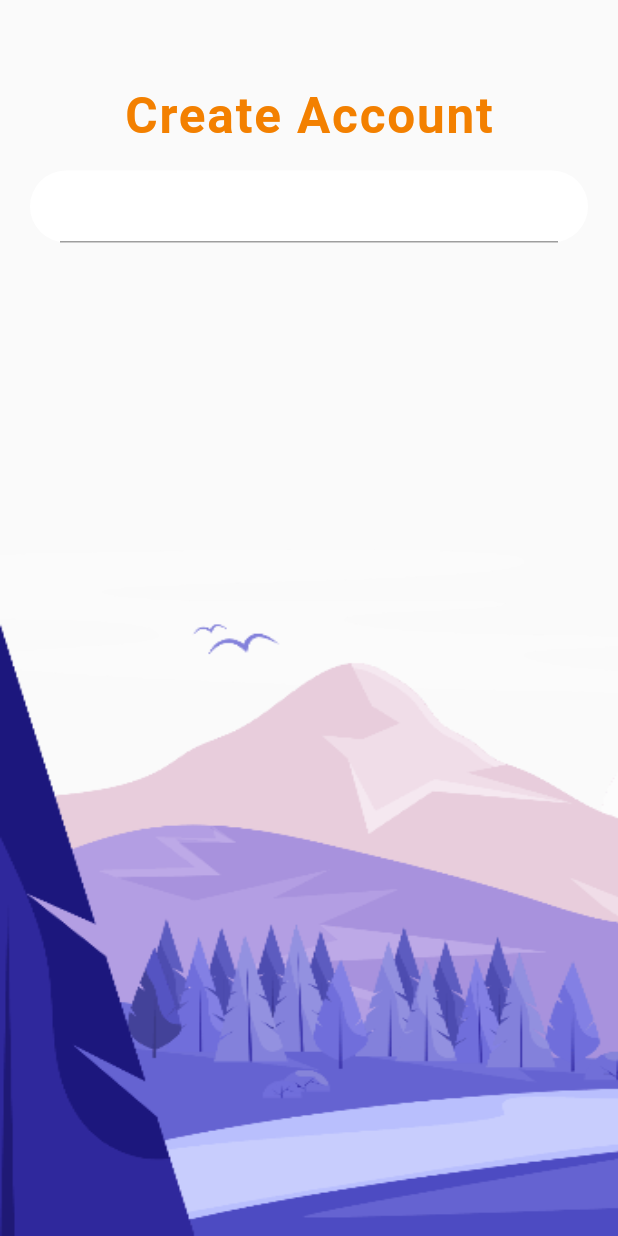
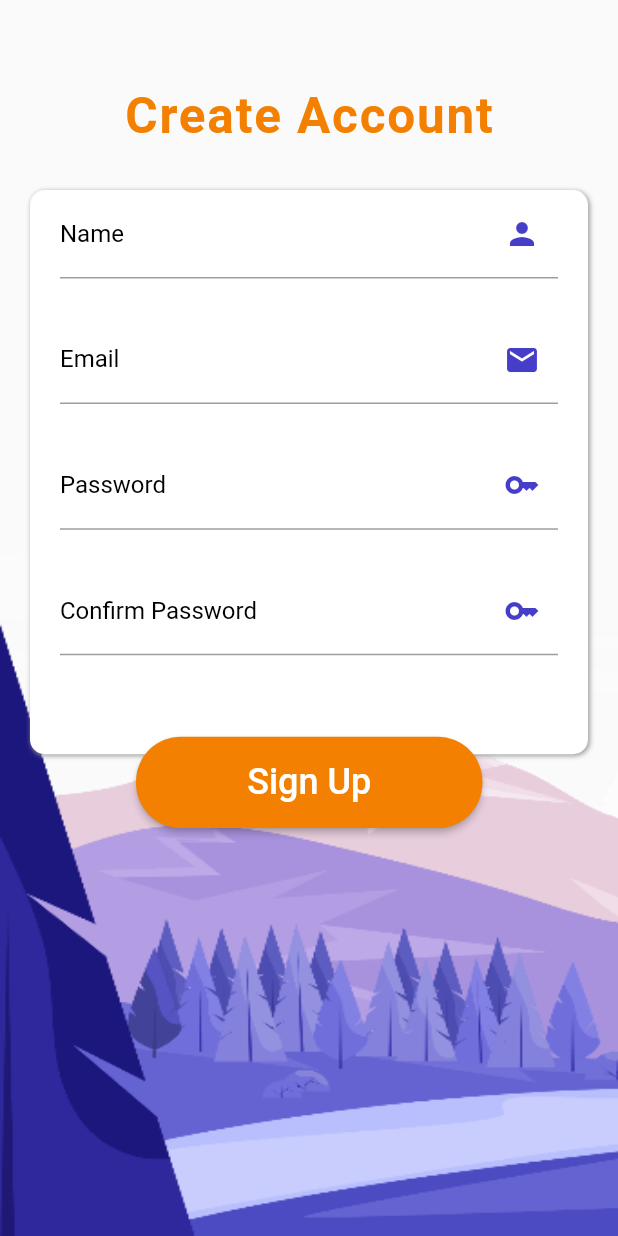
Before and after one commit to Wenster007/DreamTours-Travel-App, a Flutter app: the SignUpScreen screen opened directly, on a phone screen of 412 x 824 dp. Run offline on Flutter 3.47's test engine with Material 2 defaults, Android fonts, the light colour scheme and no system bars; our stand-ins replace google_fonts, shared_preferences; accounts and stored records are empty.

Commit message:
created the signup screen just have to add responsiveness to the signup button.

```diff
--- a/lib/main.dart
+++ b/lib/main.dart
@@ -1,3 +1,4 @@
+import 'package:dreamtour/screens/signup_screen.dart';
 import 'package:dreamtour/screens/splace_screen.dart';
 import 'package:dreamtour/screens/welcome_screen.dart';
 import 'package:flutter/material.dart';
@@ -33,7 +34,7 @@ class MyApp extends StatelessWidget {
           if (hasSeen) {
             return const MaterialApp(
               debugShowCheckedModeBanner: false,
-              home: SplaceScreen(),
+              home: SignUpScreen(),
             );
           } else {
             return const MaterialApp(
--- a/lib/screens/signup_screen.dart
+++ b/lib/screens/signup_screen.dart
@@ -1,3 +1,4 @@
+import 'package:dreamtour/widgets/signup_text_form_field.dart';
 import 'package:flutter/material.dart';
 
 class SignUpScreen extends StatelessWidget {
@@ -9,6 +10,7 @@ class SignUpScreen extends StatelessWidget {
     final double width = MediaQuery.of(context).size.width;
 
     return Scaffold(
+      resizeToAvoidBottomInset: false,
       body: SafeArea(
         child: Stack(
           children: [
@@ -37,24 +39,78 @@ class SignUpScreen extends StatelessWidget {
                     ),
                   ),
                   const SizedBox(
-                    height: 17,
+                    height: 30,
                   ),
                   Padding(
                     padding: const EdgeInsets.symmetric(horizontal: 20),
                     child: Container(
                       decoration: BoxDecoration(
-                        borderRadius: BorderRadius.circular(30),
-                        color: const Color(0xFFFFFFFF),
-                      ),
+                          borderRadius: BorderRadius.circular(10),
+                          color: const Color(0xFFFFFFFF),
+                          boxShadow: const [
+                            BoxShadow(
+                                color: Colors.grey,
+                                offset: Offset(1, 1),
+                                blurRadius: 2),
+                          ]),
                       padding: const EdgeInsets.symmetric(horizontal: 20),
                       child: Form(
-                        child: TextFormField(),
+                        child: Column(
+                          children: [
+                            const SignUpTextFormField(
+                                title: "Name", icon: Icons.person),
+                            SizedBox(
+                              height: height * 0.03,
+                            ),
+                            const SignUpTextFormField(
+                                title: "Email", icon: Icons.email),
+                            SizedBox(
+                              height: height * 0.03,
+                            ),
+                            const SignUpTextFormField(
+                                title: "Password", icon: Icons.key),
+                            SizedBox(
+                              height: height * 0.03,
+                            ),
+                            const SignUpTextFormField(
+                                title: "Confirm Password", icon: Icons.key),
+                            SizedBox(
+                              height: height * 0.08,
+                            ),
+                            const Align(alignment: Alignment(-1,-1),
+
+                            )
+                          ],
+                        ),
                       ),
                     ),
                   )
                 ],
               ),
             ),
+            Positioned(
+              bottom: height*0.33,
+              left: width*0.22,
+              child: MaterialButton(
+              onPressed: () {
+                //signup button logic here
+              },
+              color: const Color(0xFFF38000),
+              textColor: Colors.white,
+              padding: EdgeInsets.symmetric(
+                vertical: height * 0.02,
+                horizontal: width * 0.18,
+              ),
+              shape: const RoundedRectangleBorder(
+                borderRadius: BorderRadius.all(
+                  Radius.circular(30),
+                ),
+              ),
+              child: const Text(
+                "Sign Up",
+                style: TextStyle(fontSize: 24),
+              ),
+            ),)
           ],
         ),
       ),
--- /dev/null
+++ b/lib/widgets/signup_text_form_field.dart
@@ -0,0 +1,18 @@
+import 'package:flutter/material.dart';
+
+class SignUpTextFormField extends StatelessWidget {
+  const SignUpTextFormField({Key? key, required this.title, required this.icon}) : super(key: key);
+
+  final String title;
+  final IconData icon;
+
+  @override
+  Widget build(BuildContext context) {
+    return TextFormField(
+      decoration: InputDecoration(
+        label: Text(title, style: const TextStyle(color: Color(0xFF000000),fontSize: 16 )),
+        suffixIcon: Icon(icon, color: const Color(0xFF463EC9)),
+      ),
+    );
+  }
+}
```
